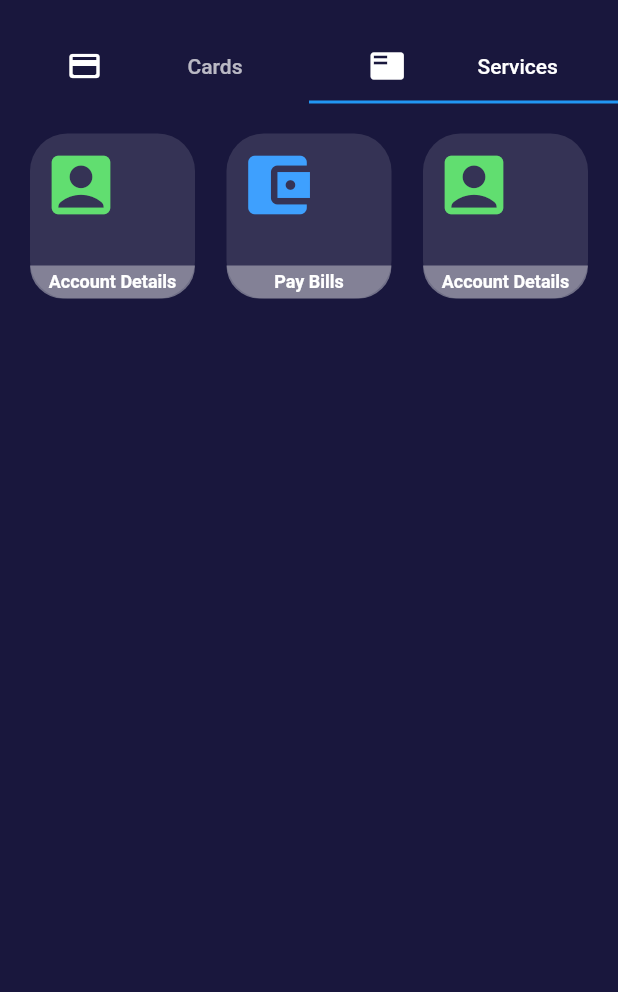
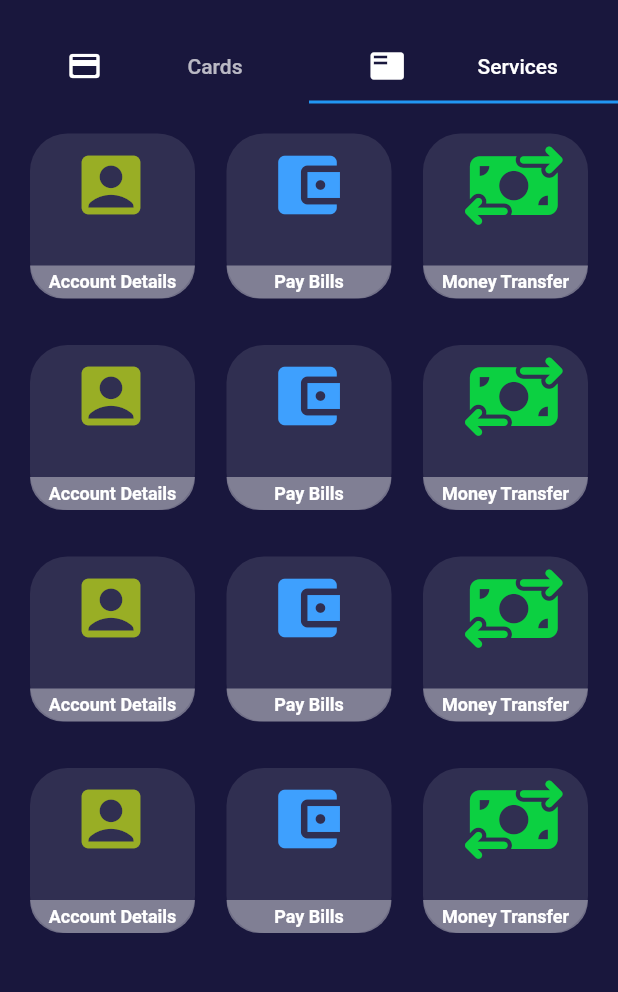
Before and after one commit to Zataxo/walletUI, a Flutter app: the CreditCards screen opened directly, tab 2 chosen, on a phone screen of 412 x 824 dp, the part 66-1058 px from its top. Run offline on Flutter 3.47's test engine with Material 2 defaults, Android fonts, the phone set to English and light mode, and no system bars; our stand-ins replace blurrycontainer, card_swiper, curved_navigation_bar, flip_card, font_awesome_flutter, sleek_circular_slider and 1 more; missing offline and left inert: stories_for_flutter.

```diff
--- a/lib/Constants/colors.dart
+++ b/lib/Constants/colors.dart
@@ -4,6 +4,8 @@ Color background = const Color(0xff19173D);
 
 Color headlines = const Color(0xff7B78AA);
 
-Color accountDetailsColor = const Color(0xff61DE70);
+Color accountDetailsColor = const Color.fromARGB(192, 187, 216, 23);
 
 Color accountPayBills = const Color(0xff3EA0FE);
+
+Color transferMoney = const Color.fromARGB(223, 7, 231, 63);
--- a/lib/Screens/cards.dart
+++ b/lib/Screens/cards.dart
@@ -47,12 +47,7 @@ class _CreditCardsState extends State<CreditCards> {
                 Row(
                   mainAxisAlignment: MainAxisAlignment.spaceAround,
                   children: const [
-                    Tab(
-                      icon: Icon(
-                        Icons.featured_play_list,
-                        color: Colors.white,
-                      ),
-                    ),
+                    Tab(icon: Icon(Icons.featured_play_list)),
                     Text('Services')
                   ],
                 ),
--- a/lib/Widgets/second_tab.dart
+++ b/lib/Widgets/second_tab.dart
@@ -1,4 +1,5 @@
 import 'package:flutter/material.dart';
+import 'package:font_awesome_flutter/font_awesome_flutter.dart';
 import 'package:wallet/Constants/colors.dart';
 import 'package:wallet/model/services_model.dart';
 
@@ -9,6 +10,7 @@ class SecondTab extends StatefulWidget {
   State<SecondTab> createState() => _SecondTabState();
 }
 
+// generating Examples Using Constructors
 class _SecondTabState extends State<SecondTab> {
   Services accDetails = Services(
       name: 'Account Details',
@@ -18,6 +20,13 @@ class _SecondTabState extends State<SecondTab> {
       name: 'Pay Bills',
       myColor: accountPayBills,
       img: Icons.account_balance_wallet);
+  Services accTransferAmount = Services(
+      name: 'Money Transfer',
+      myColor: transferMoney,
+      img: FontAwesomeIcons.moneyBillTransfer);
+
+  // generating Examples Using Constructors//
+
   @override
   Widget build(BuildContext context) {
     return Padding(
@@ -32,7 +41,49 @@ class _SecondTabState extends State<SecondTab> {
               children: [
                 myServices(accDetails),
                 myServices(accPayBills),
+                myServices(accTransferAmount),
+              ],
+            ),
+          ),
+          const SizedBox(
+            height: 15,
+          ),
+          Padding(
+            padding: const EdgeInsets.all(8.0),
+            child: Row(
+              mainAxisAlignment: MainAxisAlignment.spaceBetween,
+              children: [
                 myServices(accDetails),
+                myServices(accPayBills),
+                myServices(accTransferAmount),
+              ],
+            ),
+          ),
+          const SizedBox(
+            height: 15,
+          ),
+          Padding(
+            padding: const EdgeInsets.all(8.0),
+            child: Row(
+              mainAxisAlignment: MainAxisAlignment.spaceBetween,
+              children: [
+                myServices(accDetails),
+                myServices(accPayBills),
+                myServices(accTransferAmount),
+              ],
+            ),
+          ),
+          const SizedBox(
+            height: 15,
+          ),
+          Padding(
+            padding: const EdgeInsets.all(8.0),
+            child: Row(
+              mainAxisAlignment: MainAxisAlignment.spaceBetween,
+              children: [
+                myServices(accDetails),
+                myServices(accPayBills),
+                myServices(accTransferAmount),
               ],
             ),
           ),
@@ -46,20 +97,35 @@ class _SecondTabState extends State<SecondTab> {
       width: 110,
       height: 110,
       decoration: BoxDecoration(
-        color: Colors.white12,
+        color: Colors.white10,
         borderRadius: BorderRadius.circular(25),
       ),
       child: Column(
-        crossAxisAlignment: CrossAxisAlignment.start,
-        mainAxisAlignment: MainAxisAlignment.start,
+        // crossAxisAlignment: CrossAxisAlignment.center,
+        // mainAxisAlignment: MainAxisAlignment.center,
         children: [
+          Row(
+            children: [
+              const SizedBox(
+                width: 20,
+              ),
               IconButton(
                 onPressed: () {},
-            icon: Icon(
+                icon: accServices.img is String
+                    ? SizedBox(
+                        height: 50,
+                        width: 50,
+                        child: Image.asset(
                           accServices.img,
+                        ),
+                      )
+                    : Icon(
+                        accServices.img as IconData,
                         size: 52,
                         color: accServices.myColor,
                       ),
+              ),
+            ],
           ),
           const SizedBox(
             height: 40,
--- a/lib/model/services_model.dart
+++ b/lib/model/services_model.dart
@@ -3,6 +3,6 @@ import 'package:flutter/cupertino.dart';
 class Services {
   final String name;
   final Color myColor;
-  final IconData img;
+  final dynamic img;
   Services({required this.name, required this.myColor, required this.img});
 }
--- a/pubspec.yaml
+++ b/pubspec.yaml
@@ -44,6 +44,9 @@ dependencies:
   slide_switcher: ^1.1.1
   card_swiper: ^2.0.4
   flutter_svg: ^1.0.3
+  font_awesome_flutter: ^10.1.0
+  stories_for_flutter: ^1.2.0
+
 
 
 dev_dependencies:
```
Also changed, not shown: lib/Screens/home.dart (+64 -0 lines), lib/flight_progreess_widget.dart (deleted, +0 -272 lines), Assets/TransferAmount.png (added), pubspec.lock, 2 other files. Lines whose indentation alone changed are shown as unchanged.
